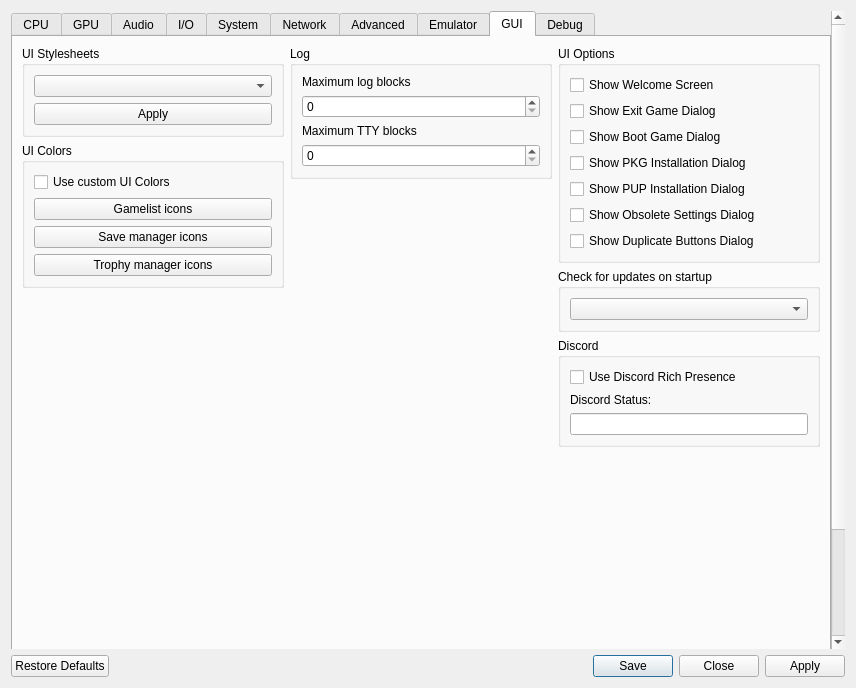
trololol91/rpcs3, file rpcs3/rpcs3qt/settings_dialog.ui: the form before one commit.
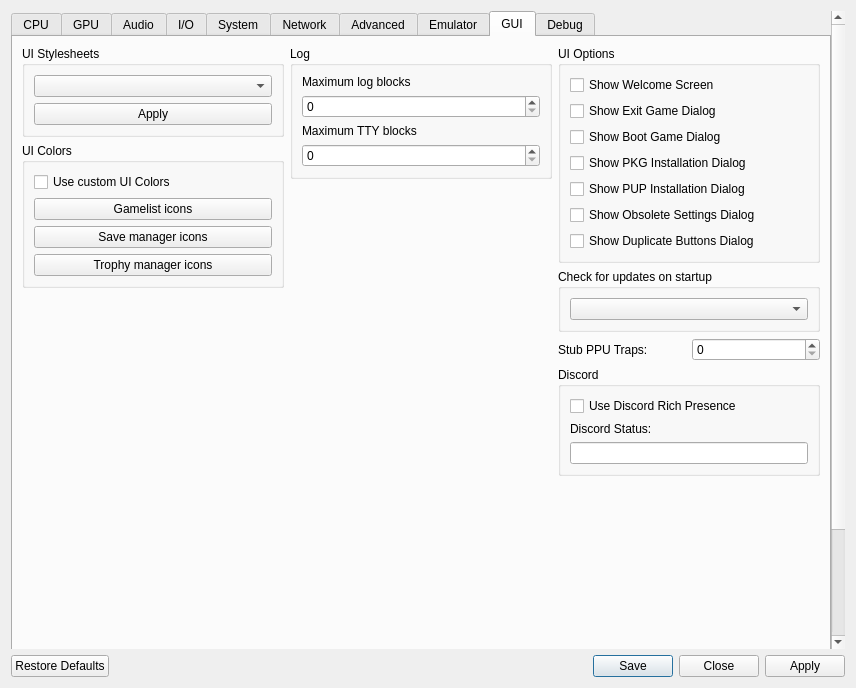
The form after the commit. The open tabs and pages were chosen to show the change. Icons and pictures are not drawn.

Commit message: UI: Stub PPU Trap

```diff
--- a/rpcs3/rpcs3qt/settings_dialog.ui
+++ b/rpcs3/rpcs3qt/settings_dialog.ui
@@ -3673,6 +3673,20 @@
               </layout>
              </widget>
             </item>
+              <item>
+               <layout class="QHBoxLayout" name="layout_ppu_trap" stretch="0,0">
+                <item>
+               <widget class="QLabel" name="ppu_trap_label">
+                <property name="text">
+                 <string>Stub PPU Traps:</string>
+                  </property>
+                 </widget>
+                </item>
+                <item>
+                 <widget class="QSpinBox" name="ppu_trap"/>
+                </item>
+               </layout>
+              </item>
             <item>
              <widget class="QGroupBox" name="gb_discord">
               <property name="title">
```
The commit also changes 2 other files.
